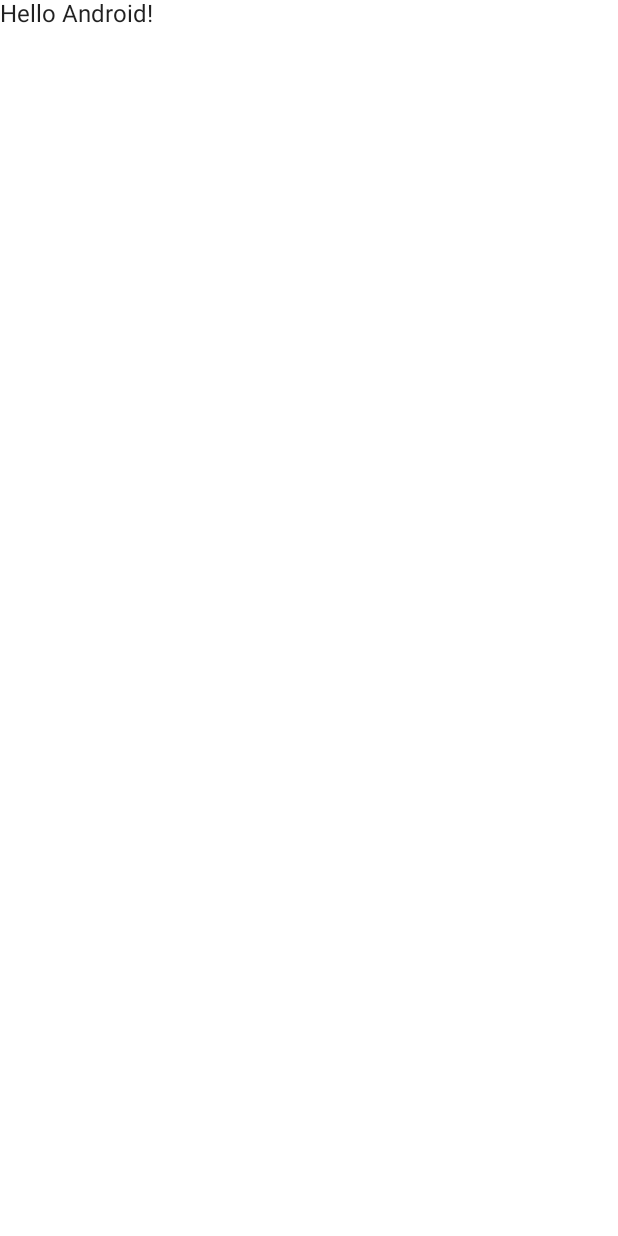
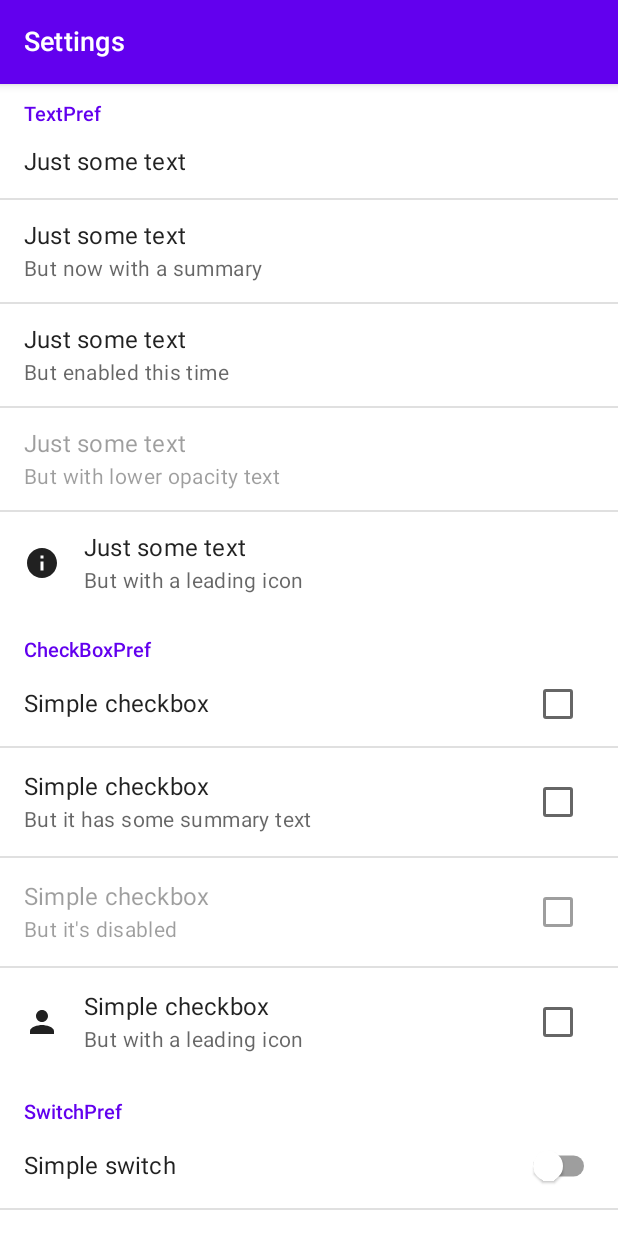
Before and after one commit to JamalMulla/ComposePrefs, an Android app built with Jetpack Compose: the screen it shows after launch (MainActivity), on a phone screen of 412 x 824 dp. Before the commit the screen is almost empty. Run offline under Robolectric (Android 15) with nearby library versions, the phone set to English and light mode, and no system bars.

Commit message:
Example Settings Screen with variants of each Preference

```diff
--- a/ComposePrefs/build.gradle
+++ b/ComposePrefs/build.gradle
@@ -53,7 +53,7 @@ afterEvaluate {
                 from components.release
 
                 groupId = 'com.github.jamalmulla'
-                artifactId = 'Compose Prefs'
+                artifactId = 'ComposePrefs'
                 version = '1.0'
             }
         }
--- a/ComposePrefs/src/main/java/com/jamal/composeprefs/ui/PrefCategoryHeader.kt
+++ b/ComposePrefs/src/main/java/com/jamal/composeprefs/ui/PrefCategoryHeader.kt
@@ -26,7 +26,7 @@ fun PrefsCategoryHeader(
     ) {
         Text(
             title,
-            color = MaterialTheme.colors.secondary,
+            color = MaterialTheme.colors.primary,
             fontSize = LocalTextStyle.current.fontSize.times(FontSizeMultiplier),
             fontWeight = FontWeight.SemiBold
         )
--- a/ComposePrefs/src/main/java/com/jamal/composeprefs/ui/PrefListItem.kt
+++ b/ComposePrefs/src/main/java/com/jamal/composeprefs/ui/PrefListItem.kt
@@ -19,7 +19,7 @@ fun PrefsListItem(
     icon: @Composable (() -> Unit)? = null,
     secondaryText: @Composable (() -> Unit)? = null,
     trailing: @Composable (() -> Unit)? = null,
-    textColor: Color = LocalTextStyle.current.color,
+    textColor: Color = MaterialTheme.colors.onBackground,
     minimalHeight: Boolean = false,
     text: @Composable () -> Unit
 ) {
@@ -69,6 +69,8 @@ private object AnyLine {
     private val MinHeightSmaller = 32.dp
     private val IconMinPaddedWidth = 40.dp
     private val ContentPadding = 16.dp
+    private val VerticalPadding = 12.dp
+    private val SingleLinePadding = 4.dp //used when no secondary text is supplied
 
     @Composable
     fun CustomListItem(
@@ -85,8 +87,15 @@ private object AnyLine {
                 .padding(
                     start = ContentPadding,
                     end = ContentPadding,
-                    top = ContentPadding,
-                    bottom = if (minimalHeight) 0.dp else ContentPadding
+                    top = when {
+                        secondaryText == null && !minimalHeight -> SingleLinePadding
+                        else -> VerticalPadding
+                    },
+                    bottom = when {
+                        minimalHeight -> 0.dp
+                        secondaryText == null -> SingleLinePadding
+                        else -> VerticalPadding
+                    }
                 )
                 .fillMaxWidth(),
             verticalAlignment = Alignment.CenterVertically,
@@ -102,7 +111,7 @@ private object AnyLine {
 
             Column(
                 verticalArrangement = Arrangement.Center,
-                modifier = Modifier.weight(0.8f)
+                modifier = Modifier.weight(1f)
             ) {
                 text()
                 secondaryText?.invoke()
--- a/ComposePrefs/src/main/java/com/jamal/composeprefs/ui/PrefScreen.kt
+++ b/ComposePrefs/src/main/java/com/jamal/composeprefs/ui/PrefScreen.kt
@@ -1,6 +1,9 @@
 package com.jamal.composeprefs.ui
 
+import androidx.compose.foundation.layout.Column
+import androidx.compose.foundation.layout.Spacer
 import androidx.compose.foundation.layout.fillMaxSize
+import androidx.compose.foundation.layout.height
 import androidx.compose.foundation.lazy.LazyColumn
 import androidx.compose.runtime.*
 import androidx.compose.ui.Modifier
@@ -27,11 +30,12 @@ fun PrefsScreen(
     content: PrefsScope.() -> Unit
 ) {
     LocalPrefsDataStore = staticCompositionLocalOf { dataStore }
-    // basically call prefsItem/prefsItems() on each thing that was passed
     val prefsScope = PrefsScopeImpl().apply(content)
 
     // Now the dataStore can be accessed by calling LocalPrefsDataStore.current from any child Pref
     CompositionLocalProvider(LocalPrefsDataStore provides dataStore) {
+        Column {
+            Spacer(modifier = Modifier.height(12.dp))
             LazyColumn(modifier = modifier.fillMaxSize()) {
 
                 items(prefsScope.prefsItems.size) { index ->
@@ -52,3 +56,4 @@ fun PrefsScreen(
             }
         }
     }
+}
--- a/ComposePrefs/src/main/java/com/jamal/composeprefs/ui/prefs/CheckBoxPref.kt
+++ b/ComposePrefs/src/main/java/com/jamal/composeprefs/ui/prefs/CheckBoxPref.kt
@@ -1,9 +1,7 @@
 package com.jamal.composeprefs.ui.prefs
 
 import android.util.Log
-import androidx.compose.material.Checkbox
-import androidx.compose.material.ExperimentalMaterialApi
-import androidx.compose.material.MaterialTheme
+import androidx.compose.material.*
 import androidx.compose.runtime.*
 import androidx.compose.ui.Modifier
 import androidx.compose.ui.graphics.Color
@@ -73,6 +71,7 @@ fun CheckBoxPref(
         summary = summary,
         leadingIcon = leadingIcon,
         enabled = enabled,
+        darkenOnDisable = true,
         onClick = {
             checked = !checked
             edit(checked)
@@ -81,6 +80,7 @@ fun CheckBoxPref(
         Checkbox(
             checked = checked,
             enabled = enabled,
+            colors = CheckboxDefaults.colors(checkedColor = MaterialTheme.colors.primary),
             onCheckedChange = {
                 edit(it)
             }
--- a/ComposePrefs/src/main/java/com/jamal/composeprefs/ui/prefs/SwitchPref.kt
+++ b/ComposePrefs/src/main/java/com/jamal/composeprefs/ui/prefs/SwitchPref.kt
@@ -1,9 +1,7 @@
 package com.jamal.composeprefs.ui.prefs
 
 import android.util.Log
-import androidx.compose.material.ExperimentalMaterialApi
-import androidx.compose.material.MaterialTheme
-import androidx.compose.material.Switch
+import androidx.compose.material.*
 import androidx.compose.runtime.*
 import androidx.compose.ui.Modifier
 import androidx.compose.ui.graphics.Color
@@ -67,6 +65,7 @@ fun SwitchPref(
         modifier = modifier,
         textColor = textColor,
         summary = summary,
+        darkenOnDisable = true,
         leadingIcon = leadingIcon,
         enabled = enabled,
         onClick = {
@@ -77,6 +76,7 @@ fun SwitchPref(
         Switch(
             checked = checked,
             enabled = enabled,
+            colors = SwitchDefaults.colors(checkedThumbColor = MaterialTheme.colors.primary),
             onCheckedChange = {
                 edit(it)
             }
--- a/app/build.gradle
+++ b/app/build.gradle
@@ -62,4 +62,8 @@ dependencies {
     androidTestImplementation 'androidx.test.espresso:espresso-core:3.4.0'
     androidTestImplementation "androidx.compose.ui:ui-test-junit4:$compose_version"
     debugImplementation "androidx.compose.ui:ui-tooling:$compose_version"
+
+    // ComposePrefs library
+    implementation project(':ComposePrefs')
+    implementation "androidx.datastore:datastore-preferences:1.0.0"
 }
--- a/app/src/main/java/com/jamal/composeprefssample/MainActivity.kt
+++ b/app/src/main/java/com/jamal/composeprefssample/MainActivity.kt
@@ -1,38 +1,33 @@
 package com.jamal.composeprefssample
 
+import android.content.Context
 import android.os.Bundle
 import androidx.activity.ComponentActivity
 import androidx.activity.compose.setContent
+import androidx.compose.material.ExperimentalMaterialApi
 import androidx.compose.material.MaterialTheme
 import androidx.compose.material.Surface
 import androidx.compose.material.Text
 import androidx.compose.runtime.Composable
+import androidx.compose.ui.ExperimentalComposeUiApi
 import androidx.compose.ui.tooling.preview.Preview
+import androidx.datastore.core.DataStore
+import androidx.datastore.preferences.core.Preferences
+import androidx.datastore.preferences.preferencesDataStore
 import com.jamal.composeprefssample.ui.theme.ComposePrefsSampleTheme
 
+val Context.dataStore: DataStore<Preferences> by preferencesDataStore(name = "settings")
+
+@ExperimentalComposeUiApi
+@ExperimentalMaterialApi
+@OptIn(ExperimentalComposeUiApi::class, ExperimentalMaterialApi::class)
 class MainActivity : ComponentActivity() {
     override fun onCreate(savedInstanceState: Bundle?) {
         super.onCreate(savedInstanceState)
         setContent {
             ComposePrefsSampleTheme {
-                // A surface container using the 'background' color from the theme
-                Surface(color = MaterialTheme.colors.background) {
-                    Greeting("Android")
-                }
+                SettingsScreen()
             }
         }
     }
 }
-
-@Composable
-fun Greeting(name: String) {
-    Text(text = "Hello $name!")
-}
-
-@Preview(showBackground = true)
-@Composable
-fun DefaultPreview() {
-    ComposePrefsSampleTheme {
-        Greeting("Android")
-    }
-}
--- /dev/null
+++ b/app/src/main/java/com/jamal/composeprefssample/SettingsScreen.kt
@@ -0,0 +1,240 @@
+package com.jamal.composeprefssample
+
+import androidx.compose.material.*
+import androidx.compose.material.icons.Icons
+import androidx.compose.material.icons.filled.Home
+import androidx.compose.material.icons.filled.Info
+import androidx.compose.material.icons.filled.Person
+import androidx.compose.runtime.Composable
+import androidx.compose.ui.ExperimentalComposeUiApi
+import androidx.compose.ui.platform.LocalContext
+import androidx.compose.ui.text.font.FontWeight
+import androidx.compose.ui.unit.sp
+import com.jamal.composeprefs.ui.PrefsScreen
+import com.jamal.composeprefs.ui.prefs.*
+
+
+@ExperimentalMaterialApi
+@ExperimentalComposeUiApi
+@Composable
+fun SettingsScreen() {
+    Scaffold(topBar = { SettingsTopBar() }) {
+
+        PrefsScreen(dataStore = LocalContext.current.dataStore) {
+
+            prefsGroup("TextPref") {
+                prefsItem { TextPref(title = "Just some text") }
+                prefsItem { TextPref(title = "Just some text", summary = "But now with a summary") }
+                prefsItem {
+                    TextPref(
+                        title = "Just some text",
+                        summary = "But enabled this time",
+                        enabled = true
+                    )
+                }
+                prefsItem {
+                    TextPref(
+                        title = "Just some text",
+                        summary = "But with lower opacity text",
+                        darkenOnDisable = true
+                    )
+                }
+                prefsItem {
+                    TextPref(
+                        title = "Just some text",
+                        summary = "But with a leading icon",
+                        leadingIcon = { Icon(Icons.Filled.Info, "Info") })
+                }
+            }
+
+            prefsGroup("CheckBoxPref") {
+                prefsItem { CheckBoxPref(key = "cb1", title = "Simple checkbox") }
+                prefsItem {
+                    CheckBoxPref(
+                        key = "cb2",
+                        title = "Simple checkbox",
+                        summary = "But it has some summary text"
+                    )
+                }
+                prefsItem {
+                    CheckBoxPref(
+                        key = "cb3",
+                        title = "Simple checkbox",
+                        summary = "But it's disabled",
+                        enabled = false
+                    )
+                }
+                prefsItem {
+                    CheckBoxPref(
+                        key = "cb4",
+                        title = "Simple checkbox",
+                        summary = "But with a leading icon",
+                        leadingIcon = { Icon(Icons.Filled.Person, "Person") })
+                }
+            }
+
+            prefsGroup("SwitchPref") {
+                prefsItem { SwitchPref(key = "sw1", title = "Simple switch") }
+                prefsItem {
+                    SwitchPref(
+                        key = "sw2",
+                        title = "Simple switch",
+                        summary = "But it has some summary text"
+                    )
+                }
+                prefsItem {
+                    SwitchPref(
+                        key = "sw3",
+                        title = "Simple switch",
+                        summary = "But it's disabled",
+                        enabled = false
+                    )
+                }
+                prefsItem {
+                    SwitchPref(
+                        key = "sw4",
+                        title = "Simple switch",
+                        summary = "But with a leading icon",
+                        leadingIcon = { Icon(Icons.Filled.Home, "Home") })
+                }
+            }
+
+            prefsGroup("EditTextPref") {
+                prefsItem { EditTextPref(key = "et1", title = "EditText example") }
+                prefsItem {
+                    EditTextPref(
+                        key = "et2",
+                        title = "EditText example",
+                        summary = "But it has some summary text"
+                    )
+                }
+                prefsItem {
+                    EditTextPref(
+                        key = "et4",
+                        title = "EditText example",
+                        summary = "But it has a dialog title and message",
+                        dialogTitle = "Dialog Title",
+                        dialogMessage = "Dialog Message"
+                    )
+                }
+                prefsItem {
+                    EditTextPref(
+                        key = "et5",
+                        title = "EditText example",
+                        summary = "But it has a custom dialog color",
+                        dialogBackgroundColor = MaterialTheme.colors.secondary
+                    )
+                }
+            }
+
+            prefsGroup("SliderPref") {
+                prefsItem { SliderPref(key = "sp1", title = "Slider example") }
+                prefsItem {
+                    SliderPref(
+                        key = "sp3",
+                        title = "Slider example with custom range and value shown on side",
+                        valueRange = 50f..200f,
+                        showValue = true
+                    )
+                }
+                prefsItem {
+                    SliderPref(
+                        key = "sp4",
+                        title = "Slider example with 4 steps and value shown",
+                        steps = 4,
+                        showValue = true
+                    )
+                }
+            }
+
+            prefsGroup("DropDownPref") {
+                prefsItem {
+                    DropDownPref(
+                        key = "dd1",
+                        title = "Dropdown example",
+                        summary = "With custom summary",
+                        entries = mapOf(
+                            "0" to "Entry 1",
+                            "1" to "Entry 2",
+                            "2" to "Entry 3"
+                        )
+                    )
+                }
+                prefsItem {
+                    DropDownPref(
+                        key = "dd2",
+                        title = "Dropdown with selected as summary",
+                        useSelectedAsSummary = true,
+                        entries = mapOf(
+                            "0" to "Entry 1",
+                            "1" to "Entry 2",
+                            "2" to "Entry 3"
+                        )
+                    )
+                }
+            }
+
+            prefsGroup("ListPref") {
+                prefsItem {
+                    ListPref(
+                        key = "l1",
+                        title = "ListPref example",
+                        summary = "Opens up a dialog of options",
+                        entries = mapOf(
+                            "0" to "Entry 1",
+                            "1" to "Entry 2",
+                            "2" to "Entry 3",
+                            "3" to "Entry 4",
+                            "4" to "Entry 5"
+                        )
+                    )
+                }
+                prefsItem {
+                    ListPref(
+                        key = "l2",
+                        title = "ListPref example",
+                        summary = "Summary is the currently selected item",
+                        useSelectedAsSummary = true,
+                        entries = mapOf(
+                            "0" to "Entry 1",
+                            "1" to "Entry 2",
+                            "2" to "Entry 3",
+                            "3" to "Entry 4",
+                            "4" to "Entry 5"
+                        )
+                    )
+                }
+            }
+
+            prefsGroup("MultiSelectListPref") {
+                prefsItem {
+                    MultiSelectListPref(
+                        key = "msl1",
+                        title = "MultiSelectListPref",
+                        summary = "Pick multiple entries at once",
+                        entries = mapOf(
+                            "0" to "Entry 1",
+                            "1" to "Entry 2",
+                            "2" to "Entry 3",
+                            "3" to "Entry 4",
+                            "4" to "Entry 5"
+                        )
+                    )
+                }
+            }
+        }
+    }
+}
+
+@Composable
+fun SettingsTopBar() {
+    TopAppBar(
+        title = {
+            Text(
+                text = "Settings",
+                fontSize = 18.sp,
+                fontWeight = FontWeight.SemiBold
+            )
+        }
+    )
+}
--- a/app/src/main/java/com/jamal/composeprefssample/ui/theme/Theme.kt
+++ b/app/src/main/java/com/jamal/composeprefssample/ui/theme/Theme.kt
@@ -5,30 +5,37 @@ import androidx.compose.material.MaterialTheme
 import androidx.compose.material.darkColors
 import androidx.compose.material.lightColors
 import androidx.compose.runtime.Composable
+import androidx.compose.ui.graphics.Color
 
 private val DarkColorPalette = darkColors(
     primary = Purple200,
     primaryVariant = Purple700,
-        secondary = Teal200
+    secondary = Teal200,
+    background = Color.Black,
+    surface = Color.Black,
+    onPrimary = Color.Black,
+    onSecondary = Color.White,
+    onBackground = Color.White,
+    onSurface = Color.White,
 )
 
 private val LightColorPalette = lightColors(
     primary = Purple500,
     primaryVariant = Purple700,
-        secondary = Teal200
-
-        /* Other default colors to override
+    secondary = Teal200,
     background = Color.White,
     surface = Color.White,
     onPrimary = Color.White,
     onSecondary = Color.Black,
     onBackground = Color.Black,
     onSurface = Color.Black,
-    */
 )
 
 @Composable
-fun ComposePrefsSampleTheme(darkTheme: Boolean = isSystemInDarkTheme(), content: @Composable() () -> Unit) {
+fun ComposePrefsSampleTheme(
+    darkTheme: Boolean = isSystemInDarkTheme(),
+    content: @Composable() () -> Unit
+) {
     val colors = if (darkTheme) {
         DarkColorPalette
     } else {
--- a/build.gradle
+++ b/build.gradle
@@ -1,7 +1,7 @@
 // Top-level build file where you can add configuration options common to all sub-projects/modules.
 buildscript {
     ext {
-        compose_version = '1.0.1'
+        compose_version = '1.1.0-rc01'
     }
     repositories {
         google()
@@ -9,7 +9,7 @@ buildscript {
     }
     dependencies {
         classpath "com.android.tools.build:gradle:7.0.4"
-        classpath "org.jetbrains.kotlin:kotlin-gradle-plugin:1.5.21"
+        classpath "org.jetbrains.kotlin:kotlin-gradle-plugin:1.6.0"
 
         // NOTE: Do not place your application dependencies here; they belong
         // in the individual module build.gradle files
```
Also changed, not shown: ComposePrefs/src/main/java/com/jamal/composeprefs/ui/prefs/DropDownPref.kt (+8 -4 lines), ComposePrefs/src/main/java/com/jamal/composeprefs/ui/prefs/EditTextPref.kt (+4 -6 lines), ComposePrefs/src/main/java/com/jamal/composeprefs/ui/prefs/ListPref.kt (+14 -6 lines), ComposePrefs/src/main/java/com/jamal/composeprefs/ui/prefs/MultiSelectListPref.kt (+5 -6 lines), ComposePrefs/src/main/java/com/jamal/composeprefs/ui/prefs/SliderPref.kt (+2 -12 lines). Lines whose indentation alone changed are shown as unchanged.
